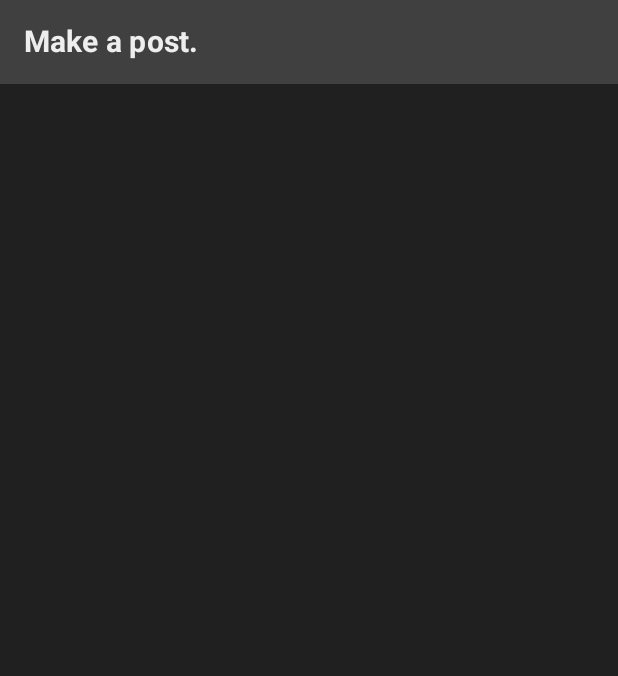
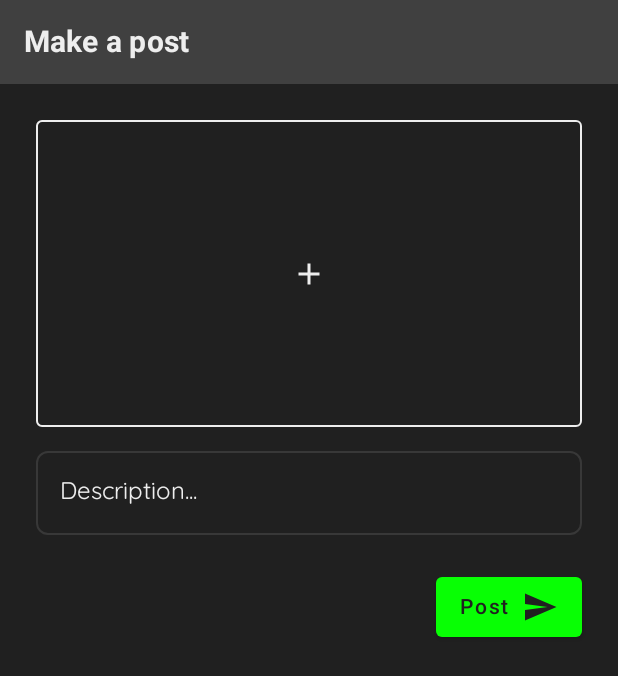
Before and after one commit to Fr4nc1e/ShareBlock, an Android app built with Jetpack Compose: the composable CreatePostScreen shown on its own in the app's theme, on a phone screen of 412 x 824 dp. Shown: the top 676 px of the screen. Run offline under Robolectric (Android 15) with nearby library versions, the phone set to English and light mode, and no system bars; our stand-ins replace Dagger/Hilt's generated code; libraries missing offline, so code that uses them is left out: com.ramcosta.composedestinations; 5 statements that could not run were skipped.

Commit message:
complete CreatePostScreen

```diff
--- /dev/null
+++ b/app/src/main/java/com/code/block/presentation/createpost/CreatePostEvent.kt
@@ -0,0 +1,7 @@
+package com.code.block.presentation.createpost
+
+sealed class CreatePostEvent {
+    data class EnteredDescription(val description: String) : CreatePostEvent()
+    data class InputPicture(val imageUrl: String) : CreatePostEvent()
+    object Post : CreatePostEvent()
+}
--- a/app/src/main/java/com/code/block/presentation/createpost/CreatePostScreen.kt
+++ b/app/src/main/java/com/code/block/presentation/createpost/CreatePostScreen.kt
@@ -1,19 +1,44 @@
 package com.code.block.presentation.createpost
 
-import androidx.compose.foundation.layout.fillMaxWidth
+import androidx.compose.foundation.border
+import androidx.compose.foundation.clickable
+import androidx.compose.foundation.layout.* // ktlint-disable no-wildcard-imports
+import androidx.compose.foundation.text.KeyboardOptions // ktlint-disable no-wildcard-imports
+import androidx.compose.material.Button
+import androidx.compose.material.Icon
 import androidx.compose.material.MaterialTheme
 import androidx.compose.material.Text
+import androidx.compose.material.icons.Icons
+import androidx.compose.material.icons.filled.Add
+import androidx.compose.material.icons.filled.Send
 import androidx.compose.runtime.Composable
+import androidx.compose.ui.Alignment
 import androidx.compose.ui.Modifier
 import androidx.compose.ui.res.stringResource
 import androidx.compose.ui.text.font.FontWeight
+import androidx.compose.ui.text.input.ImeAction
+import androidx.compose.ui.unit.dp
+import androidx.hilt.navigation.compose.hiltViewModel
 import com.code.block.R
+import com.code.block.presentation.components.StandardTextField
 import com.code.block.presentation.components.StandardTopBar
+import com.code.block.ui.theme.SpaceLarge
+import com.code.block.ui.theme.SpaceMedium
+import com.code.block.ui.theme.SpaceSmall
 import com.ramcosta.composedestinations.annotation.Destination
+import com.ramcosta.composedestinations.navigation.DestinationsNavigator
 
 @Destination
 @Composable
-fun CreatePostScreen() {
+fun CreatePostScreen(
+    navigator: DestinationsNavigator,
+    viewModel: CreatePostViewModel = hiltViewModel()
+) {
+    val state = viewModel.state
+
+    Column(
+        modifier = Modifier.fillMaxSize()
+    ) {
         StandardTopBar(
             title = {
                 Text(
@@ -24,4 +49,64 @@ fun CreatePostScreen() {
             },
             modifier = Modifier.fillMaxWidth()
         )
+
+        Column(
+            modifier = Modifier
+                .fillMaxSize()
+                .padding(SpaceLarge)
+        ) {
+            Box(
+                modifier = Modifier
+                    .aspectRatio(16f / 9f)
+                    .fillMaxWidth()
+                    .border(
+                        width = 1.dp,
+                        color = MaterialTheme.colors.onBackground,
+                        shape = MaterialTheme.shapes.medium
+                    )
+                    .clickable { },
+                contentAlignment = Alignment.Center
+            ) {
+                Icon(
+                    imageVector = Icons.Default.Add,
+                    contentDescription = stringResource(R.string.choose_image),
+                    tint = MaterialTheme.colors.onBackground
+                )
             }
+
+            Spacer(modifier = Modifier.height(SpaceMedium))
+
+            StandardTextField(
+                text = state.value.description,
+                hint = stringResource(R.string.description_hint),
+                singleLine = false,
+                maxLength = 32 * 5,
+                maxLines = 5,
+                keyboardOptions = KeyboardOptions(
+                    imeAction = ImeAction.Done
+                ),
+                onValueChange = {
+                    viewModel.onEvent(CreatePostEvent.EnteredDescription(it))
+                },
+                modifier = Modifier.fillMaxWidth()
+            )
+
+            Spacer(modifier = Modifier.height(SpaceLarge))
+
+            Button(
+                onClick = { /*TODO*/ },
+                modifier = Modifier.align(Alignment.End)
+            ) {
+                Text(
+                    text = stringResource(id = R.string.post),
+                    color = MaterialTheme.colors.onPrimary
+                )
+                Spacer(modifier = Modifier.width(SpaceSmall))
+                Icon(
+                    imageVector = Icons.Default.Send,
+                    contentDescription = null
+                )
+            }
+        }
+    }
+}
--- /dev/null
+++ b/app/src/main/java/com/code/block/presentation/createpost/CreatePostState.kt
@@ -0,0 +1,9 @@
+package com.code.block.presentation.createpost
+
+data class CreatePostState(
+    val description: String = "",
+    val imageUrl: String = "",
+    val postError: PostError? = null
+) {
+    sealed class PostError
+}
--- /dev/null
+++ b/app/src/main/java/com/code/block/presentation/createpost/CreatePostViewModel.kt
@@ -0,0 +1,30 @@
+package com.code.block.presentation.createpost
+
+import androidx.compose.runtime.State
+import androidx.compose.runtime.mutableStateOf
+import androidx.lifecycle.ViewModel
+import dagger.hilt.android.lifecycle.HiltViewModel
+import javax.inject.Inject
+
+@HiltViewModel
+class CreatePostViewModel @Inject constructor() : ViewModel() {
+
+    private val _state = mutableStateOf(CreatePostState())
+    val state: State<CreatePostState> = _state
+
+    fun onEvent(event: CreatePostEvent) {
+        when (event) {
+            is CreatePostEvent.EnteredDescription -> {
+                _state.value = _state.value.copy(
+                    description = event.description
+                )
+            }
+            is CreatePostEvent.InputPicture -> {
+                _state.value = _state.value.copy(
+                    imageUrl = event.imageUrl
+                )
+            }
+            is CreatePostEvent.Post -> {}
+        }
+    }
+}
--- a/app/src/main/res/values/strings.xml
+++ b/app/src/main/res/values/strings.xml
@@ -37,7 +37,7 @@
     <string name="activity">Activity</string>
     <string name="profile">Profile</string>
     <string name="post">Post</string>
-    <string name="make_post">Make a post.</string>
+    <string name="make_post">Make a post</string>
     <string name="empty_nav_item">Empty bottom nav</string>
     <string name="back">Back</string>
     <string name="your_feed">Your feed</string>
@@ -72,4 +72,6 @@
     <string name="search_hint">Search...</string>
     <string name="search_icon">Search icon</string>
     <string name="test_des_superman">Official Superman</string>
+    <string name="choose_image">Choose an image</string>
+    <string name="description_hint">Description...</string>
 </resources>
```
Lines whose indentation alone changed are shown as unchanged.
